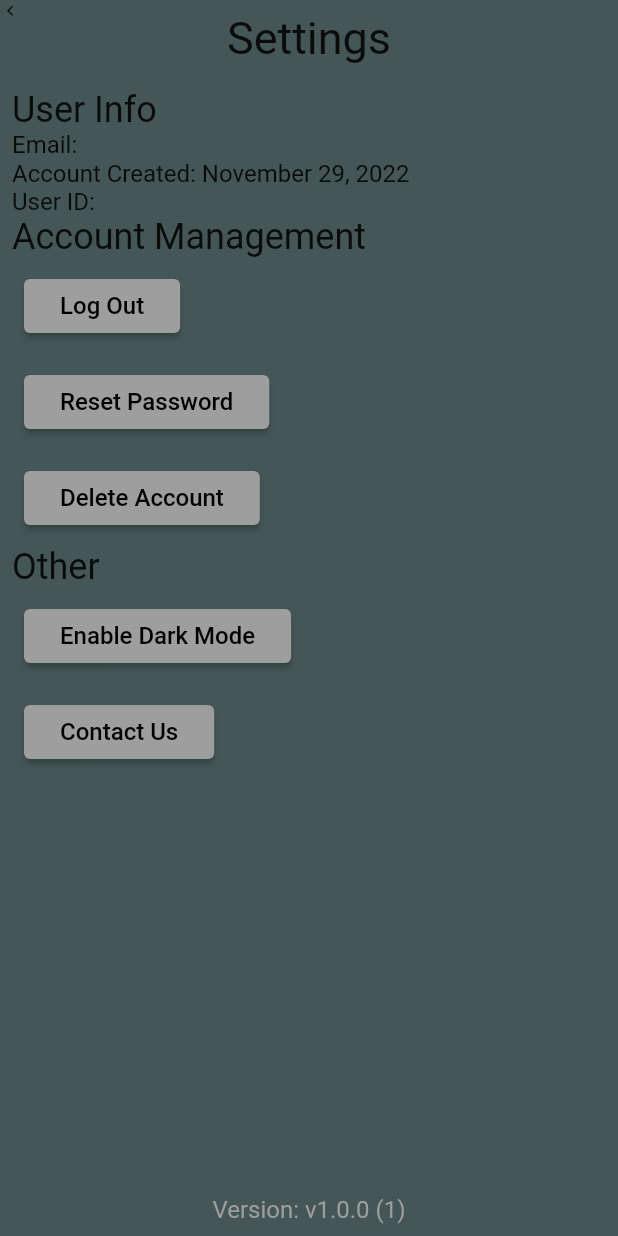
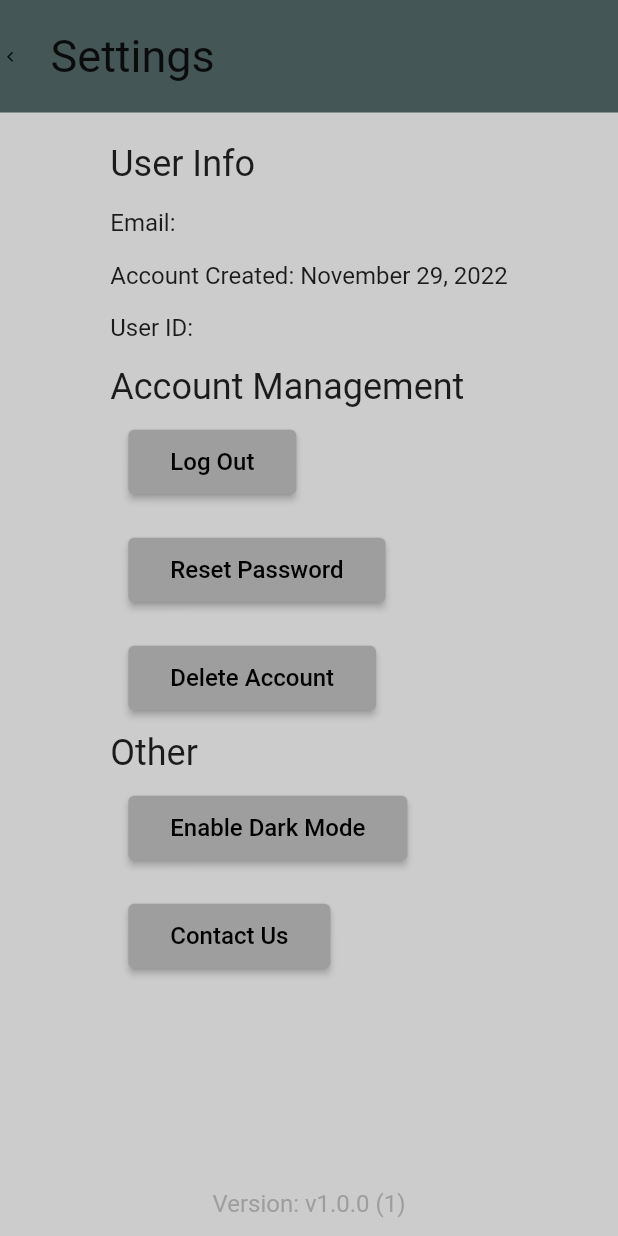
Before and after one commit to Fried-man/CENT, a Flutter app: the Settings screen opened directly, on a phone screen of 412 x 824 dp. Run offline on Flutter 3.47's test engine with Material 2 defaults, Android fonts, the phone set to English and light mode, and no system bars; our stand-ins replace auto_size_text, cloud_firestore, firebase_auth, firebase_core, google_maps_flutter, package_info_plus; accounts and stored records are empty.

Commit message:
Cleaned up settings screen

```diff
--- a/lib/tabs/settings.dart
+++ b/lib/tabs/settings.dart
@@ -21,9 +21,14 @@ class _Settings extends State<Settings> {
   @override
   Widget build(BuildContext context) {
     return Scaffold(
+      backgroundColor: Theme.of(context).dialogBackgroundColor,
       body: SafeArea(
           child: Column(children: [
             Stack(
+              children: [
+                Container(
+                    color: Theme.of(context).scaffoldBackgroundColor,
+                    child: Row(
                       children: [
                         Align(
                           alignment: Alignment.topLeft,
@@ -39,7 +44,7 @@ class _Settings extends State<Settings> {
                         ),
                         const Center(
                             child: Padding(
-                      padding: EdgeInsets.all(8.0),
+                              padding: EdgeInsets.all(20),
                               child: Text(
                                 "Settings",
                                 textAlign: TextAlign.center,
@@ -49,22 +54,31 @@ class _Settings extends State<Settings> {
                               ),
                             )
                         )
+                      ]
+                    )
+                )
               ],
             ),
             Align(
-              alignment: Alignment.centerLeft,
+              alignment: Alignment.center,
               child: Padding(
-                padding: const EdgeInsets.all(8.0),
+                padding: const EdgeInsets.all(20),
+                child: Container(
+                  color: Theme.of(context).dialogBackgroundColor,
                   child: Column(
                     crossAxisAlignment: CrossAxisAlignment.start,
                     children: [
                       const Text("User Info", style: TextStyle(fontSize: 24)),
+                      const Text(" "),
                       Text("Email: " + FirebaseAuth.instance.currentUser!.email!, style: const TextStyle(fontSize: 16)),
+                      const Text(" "),
                       Text("Account Created: " + DateFormat("MMMM d, yyyy").format(FirebaseAuth.instance.currentUser!.metadata.creationTime!), style: const TextStyle(fontSize: 16)),
+                      const Text(" "),
                       Text("User ID: " + FirebaseAuth.instance.currentUser!.uid, style: const TextStyle(fontSize: 16)),
+                      const Text(" "),
                       const Text("Account Management", style: TextStyle(fontSize: 24)),
                       Padding(
-                      padding: const EdgeInsets.all(8.0),
+                        padding: const EdgeInsets.all(12),
                         child: ElevatedButton(
                           onPressed: () async {
                             await FirebaseAuth.instance.signOut().then((value) {
@@ -73,7 +87,7 @@ class _Settings extends State<Settings> {
                             });
                           },
                           child: const Padding(
-                          padding: EdgeInsets.all(8.0),
+                            padding: EdgeInsets.all(12),
                             child: Text(
                               "Log Out",
                               style: TextStyle(
@@ -84,7 +98,7 @@ class _Settings extends State<Settings> {
                         ),
                       ),
                       Padding(
-                      padding: const EdgeInsets.all(8.0),
+                        padding: const EdgeInsets.all(12),
                         child: ElevatedButton(
                           onPressed: () async {
                             await FirebaseAuth.instance.sendPasswordResetEmail(email: FirebaseAuth.instance.currentUser!.email!)
@@ -119,7 +133,7 @@ class _Settings extends State<Settings> {
                             });
                           },
                           child: const Padding(
-                          padding: EdgeInsets.all(8.0),
+                            padding: EdgeInsets.all(12),
                             child: Text(
                               "Reset Password",
                               style: TextStyle(
@@ -130,7 +144,7 @@ class _Settings extends State<Settings> {
                         ),
                       ),
                       Padding(
-                      padding: const EdgeInsets.all(8.0),
+                        padding: const EdgeInsets.all(12),
                         child: ElevatedButton(
                           onPressed: () async {
                             showDialog<void>(
@@ -209,7 +223,7 @@ class _Settings extends State<Settings> {
                             );
                           },
                           child: const Padding(
-                          padding: EdgeInsets.all(8.0),
+                            padding: EdgeInsets.all(12),
                             child: Text(
                               "Delete Account",
                               style: TextStyle(
@@ -221,11 +235,11 @@ class _Settings extends State<Settings> {
                       ),
                       const Text("Other", style: TextStyle(fontSize: 24)),
                       Padding(
-                      padding: const EdgeInsets.all(8.0),
+                        padding: const EdgeInsets.all(12),
                         child: ElevatedButton(
                           onPressed: () {},
                           child: const Padding(
-                          padding: EdgeInsets.all(8.0),
+                            padding: EdgeInsets.all(12),
                             child: Text(
                               "Enable Dark Mode",
                               style: TextStyle(
@@ -236,14 +250,14 @@ class _Settings extends State<Settings> {
                         ),
                       ),
                       Padding(
-                      padding: const EdgeInsets.all(8.0),
+                        padding: const EdgeInsets.all(12),
                         child: ElevatedButton(
                           onPressed: () async {
                             showDialog(
                                 context: context, builder: (_) => contact(context));
                           },
                           child: const Padding(
-                          padding: EdgeInsets.all(8.0),
+                            padding: EdgeInsets.all(12),
                             child: Text(
                               "Contact Us",
                               style: TextStyle(
@@ -254,13 +268,15 @@ class _Settings extends State<Settings> {
                         ),
                       ),
                     ],
-                ),
+                  )
+                )
+                 ,
               ),
             ),
             const Spacer(),
             Center(
               child: Padding(
-                padding: const EdgeInsets.all(8.0),
+                padding: const EdgeInsets.all(12),
                 child: FutureBuilder<String>(
                     future: getVersion(),
                     builder:
```
Lines whose indentation alone changed are shown as unchanged.
